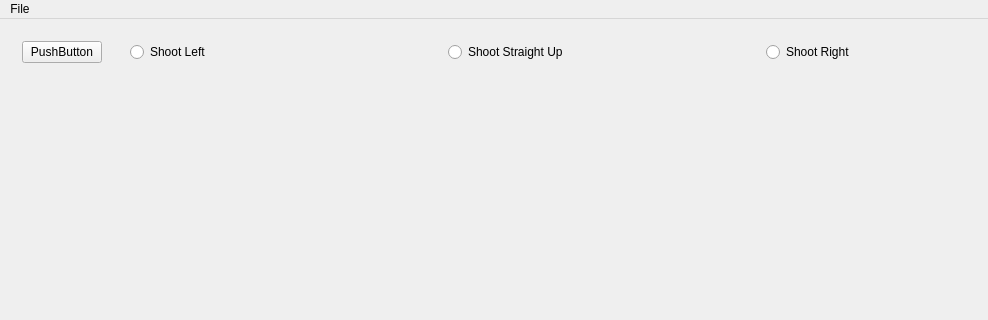
First picture: the form in mainwindowform.ui, repository max-tree/Ball-Fountain, before the edit; both pictures show x 0 to 988 and y 0 to 320 of the 1100 by 640 pixel window.
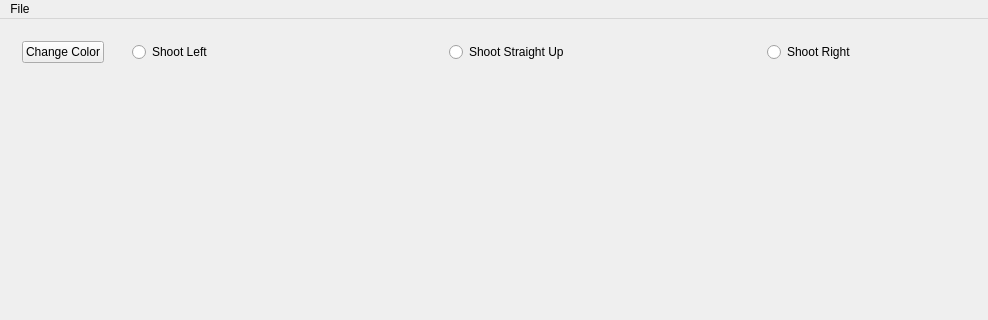
Second picture: the form after the edit. Custom widgets are drawn as their Qt base class.

What changed in the file:
```diff
--- a/mainwindowform.ui
+++ b/mainwindowform.ui
@@ -21,7 +21,7 @@
        <item row="0" column="0">
         <widget class="QPushButton" name="ChangeColor">
          <property name="text">
-          <string>PushButton</string>
+          <string>Change Color</string>
          </property>
         </widget>
        </item>
```
